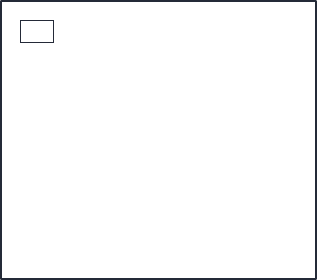
Before: the Qt Designer form src/client/gui/ui/texteditor_comment.ui in aleoli/Shared-Editor, drawn with Qt 5.
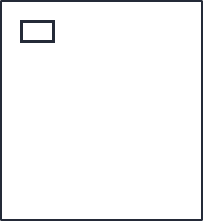
After: the same form once the commit is applied. Icons and pictures are not drawn.

The edit to the form file:
```diff
--- a/src/client/gui/ui/texteditor_comment.ui
+++ b/src/client/gui/ui/texteditor_comment.ui
@@ -6,10 +6,16 @@
    <rect>
     <x>0</x>
     <y>0</y>
-    <width>317</width>
-    <height>280</height>
+    <width>203</width>
+    <height>221</height>
    </rect>
   </property>
+  <property name="maximumSize">
+   <size>
+    <width>253</width>
+    <height>227</height>
+   </size>
+  </property>
   <property name="windowTitle">
    <string>Comment</string>
   </property>
@@ -30,63 +36,6 @@
       <string notr="true">border: 0px solid none;</string>
      </property>
      <layout class="QGridLayout" name="gridLayout_2">
-      <item row="2" column="3">
-       <widget class="QLabel" name="label_date">
-        <property name="minimumSize">
-         <size>
-          <width>70</width>
-          <height>0</height>
-         </size>
-        </property>
-        <property name="font">
-         <font>
-          <pointsize>-1</pointsize>
-          <weight>50</weight>
-          <italic>false</italic>
-          <bold>false</bold>
-         </font>
-        </property>
-        <property name="styleSheet">
-         <string notr="true">border: 0px solid none;
-color: #4e596f;
-margin-left: 0em;
-font: 15px;
-background: none;
-border-image: white  0 0 0 0 stretch stretch;</string>
-        </property>
-        <property name="text">
-         <string/>
-        </property>
-        <property name="alignment">
-         <set>Qt::AlignCenter</set>
-        </property>
-       </widget>
-      </item>
-      <item row="1" column="2">
-       <widget class="QPlainTextEdit" name="text">
-        <property name="enabled">
-         <bool>false</bool>
-        </property>
-        <property name="font">
-         <font>
-          <pointsize>-1</pointsize>
-         </font>
-        </property>
-        <property name="styleSheet">
-         <string notr="true">QPlainTextEdit{
-border: 0px solid none;
-color: #242A38;
-margin-right: 2em;
-font-size: 17px;
-background: rgba(255, 170, 0, 0);
-border-image: 0 0 0 0;
-}</string>
-        </property>
-        <property name="plainText">
-         <string/>
-        </property>
-       </widget>
-      </item>
       <item row="0" column="1">
        <widget class="QPushButton" name="label_icon">
         <property name="enabled">
@@ -106,7 +55,7 @@
         </property>
         <property name="styleSheet">
          <string notr="true">QPushButton {
-border: 1px solid #242a38;
+border: 3px solid #242a38;
 border-radius: 17px;
 background: none;
 border-image: white  0 0 0 0 stretch stretch;
@@ -135,7 +84,7 @@
         <property name="iconSize">
          <size>
           <width>33</width>
-          <height>33</height>
+          <height>35</height>
          </size>
         </property>
        </widget>
@@ -171,7 +120,42 @@
         </property>
        </widget>
       </item>
-      <item row="0" column="3">
+      <item row="2" column="1" colspan="4">
+       <widget class="QLabel" name="label_date">
+        <property name="minimumSize">
+         <size>
+          <width>0</width>
+          <height>0</height>
+         </size>
+        </property>
+        <property name="font">
+         <font>
+          <pointsize>-1</pointsize>
+          <weight>50</weight>
+          <italic>false</italic>
+          <bold>false</bold>
+         </font>
+        </property>
+        <property name="styleSheet">
+         <string notr="true">border: 0px solid none;
+color: #4e596f;
+margin-left: 0em;
+font: 15px;
+background: none;
+border-image: white  0 0 0 0 stretch stretch;
+qproperty-alignment: 'AlignVCenter | AlignRight';
+qproperty-wordWrap: true;
+</string>
+        </property>
+        <property name="text">
+         <string/>
+        </property>
+        <property name="alignment">
+         <set>Qt::AlignRight|Qt::AlignTrailing|Qt::AlignVCenter</set>
+        </property>
+       </widget>
+      </item>
+      <item row="0" column="4">
        <widget class="QPushButton" name="btn_options">
         <property name="enabled">
          <bool>true</bool>
@@ -221,6 +205,39 @@
         </property>
        </widget>
       </item>
+      <item row="1" column="1" colspan="4">
+       <widget class="QPlainTextEdit" name="text">
+        <property name="enabled">
+         <bool>false</bool>
+        </property>
+        <property name="maximumSize">
+         <size>
+          <width>16777215</width>
+          <height>120</height>
+         </size>
+        </property>
+        <property name="font">
+         <font>
+          <pointsize>-1</pointsize>
+         </font>
+        </property>
+        <property name="styleSheet">
+         <string notr="true">QPlainTextEdit{
+border: 0px solid none;
+color: #242A38;
+margin-right: 2em;
+font-size: 12px;
+background: rgba(255, 170, 0, 0);
+border-image: 0 0 0 0;
+qproperty-alignment: 'AlignVTop | AlignLeft';
+qproperty-wordWrap: true;
+}</string>
+        </property>
+        <property name="plainText">
+         <string/>
+        </property>
+       </widget>
+      </item>
      </layout>
     </widget>
    </item>
```
Left out of the diff: 7 changed lines with no effect on the pictures.
